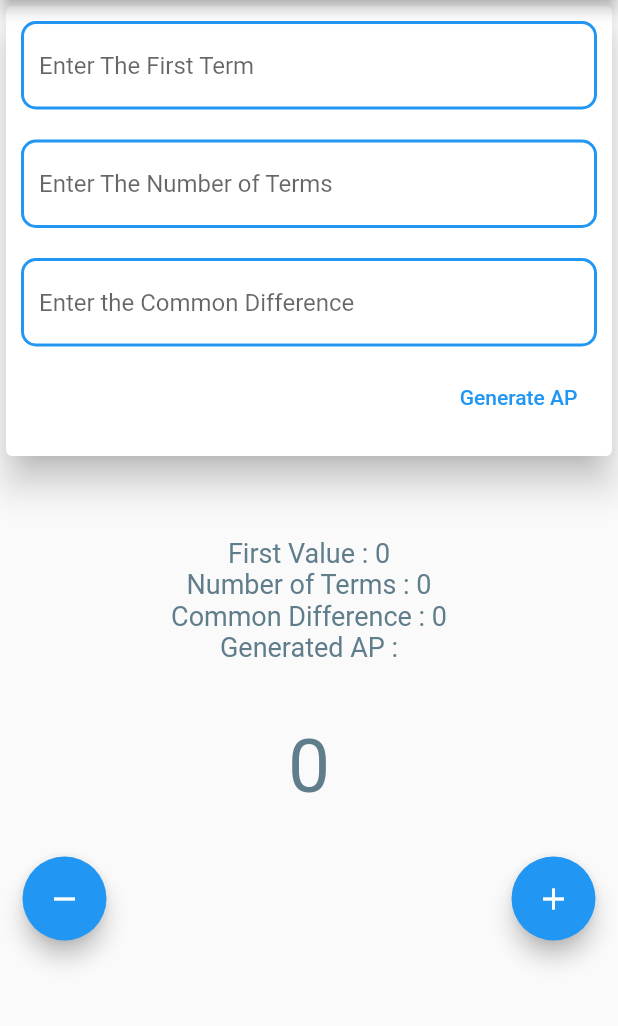
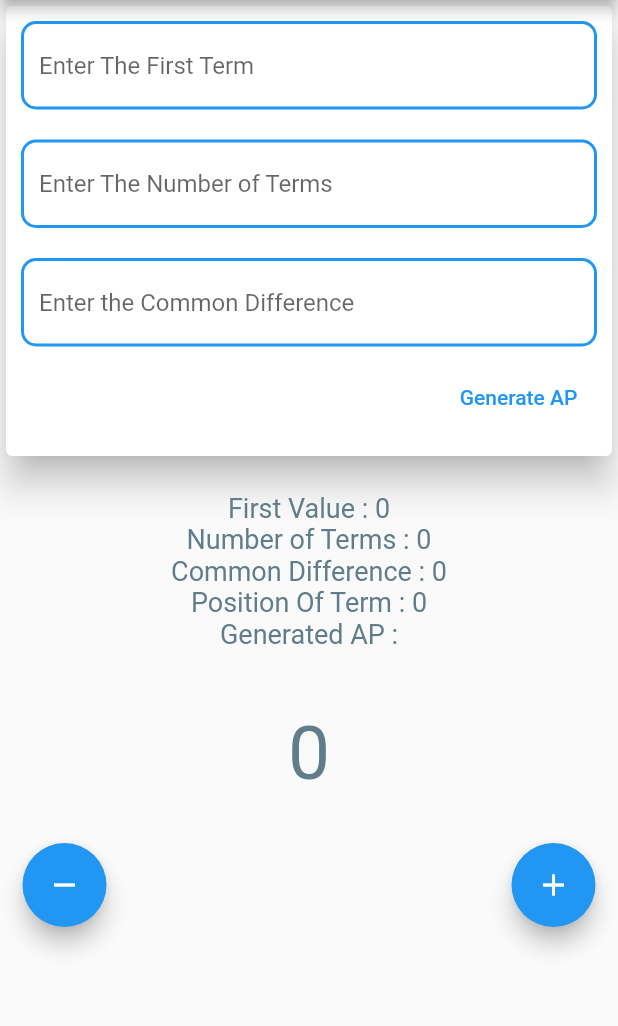
Before and after one commit to INTERNS-LXI-TECHNOLOGIES/Flutter-Workshop, a Flutter app: the screen it shows after launch, after a tap on "Arithematic Progression", on a phone screen of 412 x 824 dp, the part 84-1110 px from its top. Run offline on Flutter 3.47's test engine with Material 2 defaults, Android fonts, the phone set to English and light mode, and no system bars.

Commit message:
http://34.87.37.122:8080/browse/IN-17008

```diff
--- a/coundown_timer/lib/arithemticProgression_screen.dart
+++ b/coundown_timer/lib/arithemticProgression_screen.dart
@@ -13,12 +13,13 @@ class _ArithematicProgressionState extends State {
   num _commonDifference = 0;
   num _generatedAP = 0;
   num _numberOfTerms = 0;
+  num _nthTerm = 0;
   void _generateArithematicProgression() {
     setState(() {
       _firstTerm = num.parse(_firstTermController.text);
       _commonDifference = num.parse(_commonDifferenceController.text);
       _numberOfTerms = num.parse(_numberofTermsController.text);
-
+      _nthTerm = _numberOfTerms;
       _generatedAP = _firstTerm + ((_numberOfTerms - 1) * _commonDifference);
       _ap = _generatedAP;
     });
@@ -29,8 +30,10 @@ class _ArithematicProgressionState extends State {
       var _maxVlaue = _ap;
       if (_generatedAP >= _maxVlaue) {
         _generatedAP = _maxVlaue;
+        _nthTerm = _numberOfTerms;
       } else {
         _generatedAP += _commonDifference;
+        _nthTerm++;
       }
     });
   }
@@ -39,8 +42,10 @@ class _ArithematicProgressionState extends State {
     setState(() {
       if (_generatedAP <= _firstTerm) {
         _generatedAP = _firstTerm;
+        _nthTerm = 1;
       } else {
         _generatedAP -= _commonDifference;
+        _nthTerm--;
       }
     });
   }
@@ -139,7 +144,7 @@ class _ArithematicProgressionState extends State {
                 child: Column(
                   children: <Widget>[
                     Container(
-                      padding: EdgeInsets.only(top: 50),
+                      padding: EdgeInsets.only(top: 20),
                       child: Text(
                         'First Value : $_firstTerm',
                         style: TextStyle(
@@ -160,6 +165,15 @@ class _ArithematicProgressionState extends State {
                     Container(
                       child: Text(
                         'Common Difference : $_commonDifference',
+                        style: TextStyle(
+                          fontSize: 18,
+                          color: Colors.blueGrey,
+                        ),
+                      ),
+                    ),
+                    Container(
+                      child: Text(
+                        'Position Of Term : $_nthTerm',
                         style: TextStyle(
                           fontSize: 18,
                           color: Colors.blueGrey,
```
Also changed, not shown: coundown_timer/lib/geometricProgression_screen.dart (+15 -0 lines).
